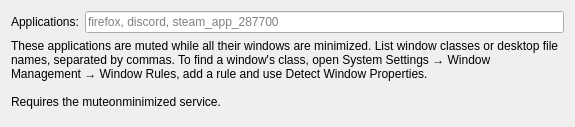
Old version of the form kwin-script/contents/ui/config.ui in the repository BeleBob/MuteOnMinimize.
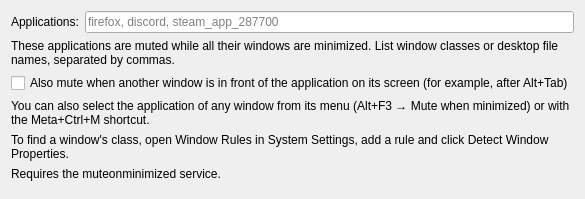
New version of the form.

Commit message:
Mute in the background and select windows from their menu
With MuteInBackground (on by default) an application is also muted
when none of its windows is in front on its screen, i.e. the most
recently activated shown window there, so Alt+Tab mutes it while
working on a second monitor does not.

Applications can now be selected from the window menu (Alt+F3) or with
Meta+Ctrl+M on the active window, confirmed by a Plasma OSD. A window
being removed is ignored even if KWin still lists it.

kwin-script/tests/main.test.js runs the script against a fake KWin
(make check-script).

```diff
--- a/kwin-script/contents/ui/config.ui
+++ b/kwin-script/contents/ui/config.ui
@@ -27,9 +27,44 @@
    <item>
     <widget class="QLabel" name="labelHelp">
      <property name="text">
-      <string>These applications are muted while all their windows are minimized. List window classes or desktop file names, separated by commas. To find a window's class, open System Settings → Window Management → Window Rules, add a rule and use Detect Window Properties.
-
-Requires the muteonminimized service.</string>
+      <string>These applications are muted while all their windows are minimized. List window classes or desktop file names, separated by commas.</string>
+     </property>
+     <property name="wordWrap">
+      <bool>true</bool>
+     </property>
+    </widget>
+   </item>
+   <item>
+    <widget class="QCheckBox" name="kcfg_MuteInBackground">
+     <property name="text">
+      <string>Also mute when another window is in front of the application on its screen (for example, after Alt+Tab)</string>
+     </property>
+    </widget>
+   </item>
+   <item>
+    <widget class="QLabel" name="labelWindowMenu">
+     <property name="text">
+      <string>You can also select the application of any window from its menu (Alt+F3 → Mute when minimized) or with the Meta+Ctrl+M shortcut.</string>
+     </property>
+     <property name="wordWrap">
+      <bool>true</bool>
+     </property>
+    </widget>
+   </item>
+   <item>
+    <widget class="QLabel" name="labelWindowClass">
+     <property name="text">
+      <string>To find a window's class, open Window Rules in System Settings, add a rule and click Detect Window Properties.</string>
+     </property>
+     <property name="wordWrap">
+      <bool>true</bool>
+     </property>
+    </widget>
+   </item>
+   <item>
+    <widget class="QLabel" name="labelService">
+     <property name="text">
+      <string>Requires the muteonminimized service.</string>
      </property>
      <property name="wordWrap">
       <bool>true</bool>
```
Left out of the diff: 2 changed lines with no effect on the pictures. The commit also changes 4 other files.
